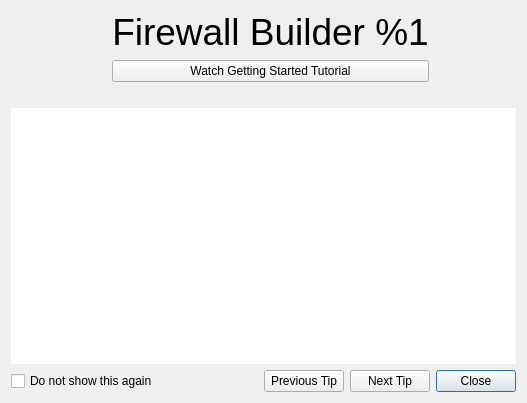
Qt form src/libgui/starttipdialog_q.ui (fwbuilder/fwbuilder) before a commit.
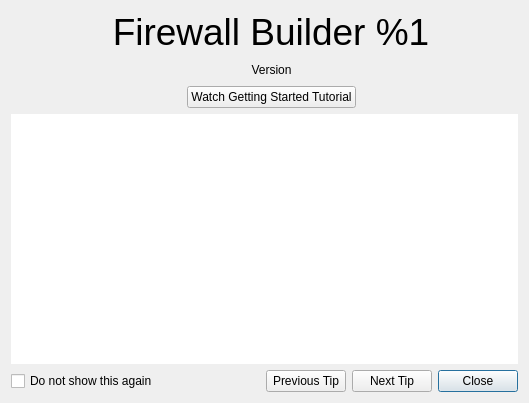
The same form after that commit. Icons and pictures are not drawn.

Commit message: fixes #1881 update About dialog to print version number less prominently

```diff
--- a/src/libgui/starttipdialog_q.ui
+++ b/src/libgui/starttipdialog_q.ui
@@ -6,7 +6,7 @@
    <rect>
     <x>0</x>
     <y>0</y>
-    <width>527</width>
+    <width>529</width>
     <height>403</height>
    </rect>
   </property>
@@ -29,8 +29,8 @@
    </item>
    <item row="0" column="1">
     <layout class="QGridLayout" name="gridLayout">
-     <item row="0" column="1">
-      <widget class="QLabel" name="program_name_and_version">
+     <item row="0" column="0" colspan="3">
+      <widget class="QLabel" name="program_name">
        <property name="sizePolicy">
         <sizepolicy hsizetype="Expanding" vsizetype="Preferred">
          <horstretch>0</horstretch>
@@ -63,9 +63,12 @@
       </spacer>
      </item>
      <item row="1" column="1">
-      <widget class="QPushButton" name="start_tutorial">
+      <widget class="QLabel" name="program_version">
        <property name="text">
-        <string>Watch Getting Started Tutorial</string>
+        <string>Version</string>
+       </property>
+       <property name="alignment">
+        <set>Qt::AlignCenter</set>
        </property>
       </widget>
      </item>
@@ -95,6 +98,13 @@
        </property>
       </spacer>
      </item>
+     <item row="2" column="1">
+      <widget class="QPushButton" name="start_tutorial">
+       <property name="text">
+        <string>Watch Getting Started Tutorial</string>
+       </property>
+      </widget>
+     </item>
      <item row="2" column="2">
       <spacer name="horizontalSpacer_3">
        <property name="orientation">
```
The commit also changes 6 other files.
